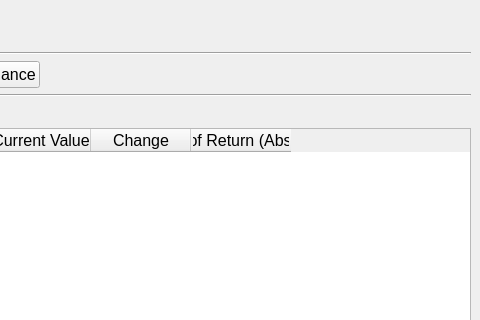
Old version of the form src/ui/main_window.ui in the repository IsaacCheng9/trading-portfolio-tracker; both pictures show x 520 to 1000 and y 0 to 320 of the 1000 by 600 pixel window.
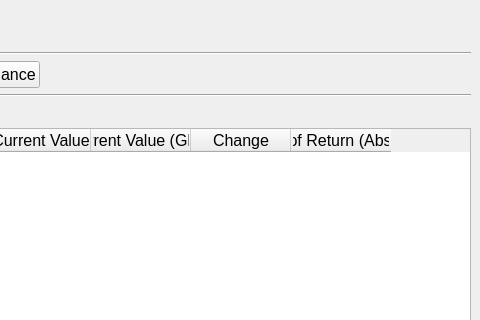
New version of the form.

Commit message: Add current price (GBP) to portfolio view

What changed in the file:
```diff
--- a/src/ui/main_window.ui
+++ b/src/ui/main_window.ui
@@ -198,6 +198,11 @@
          <string>Current Value</string>
         </property>
        </column>
+       <column>
+        <property name="text">
+         <string>Current Value (GBP)</string>
+        </property>
+       </column>
        <column>
         <property name="text">
          <string>Change</string>
```
The commit also changes 2 other files.
